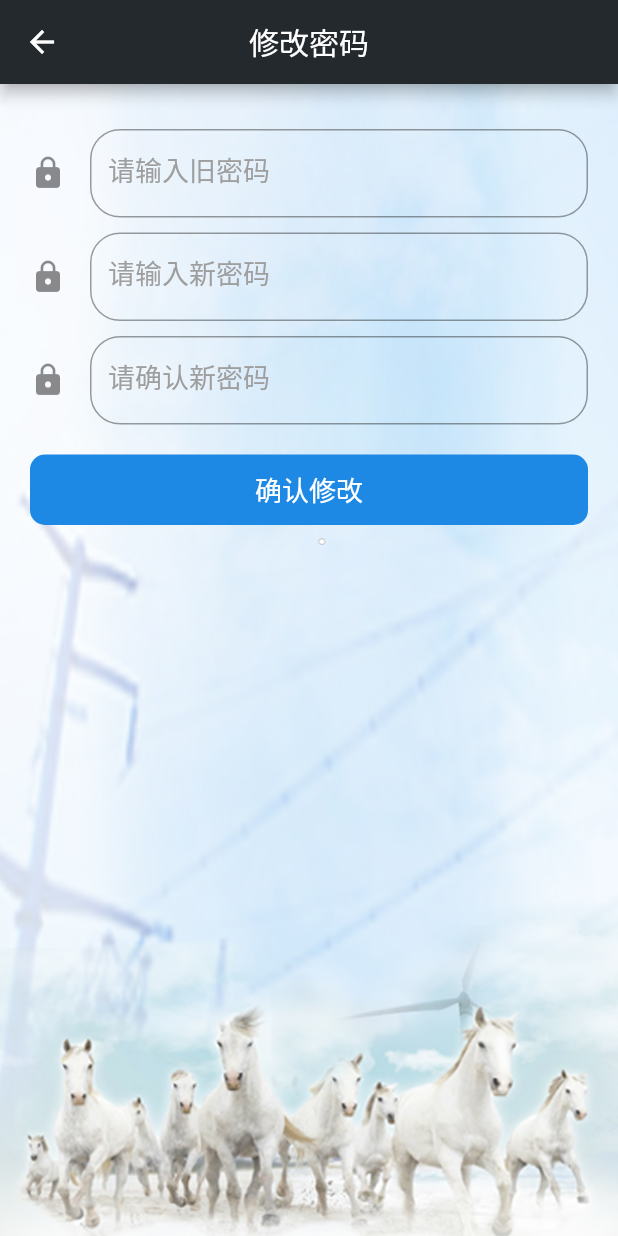
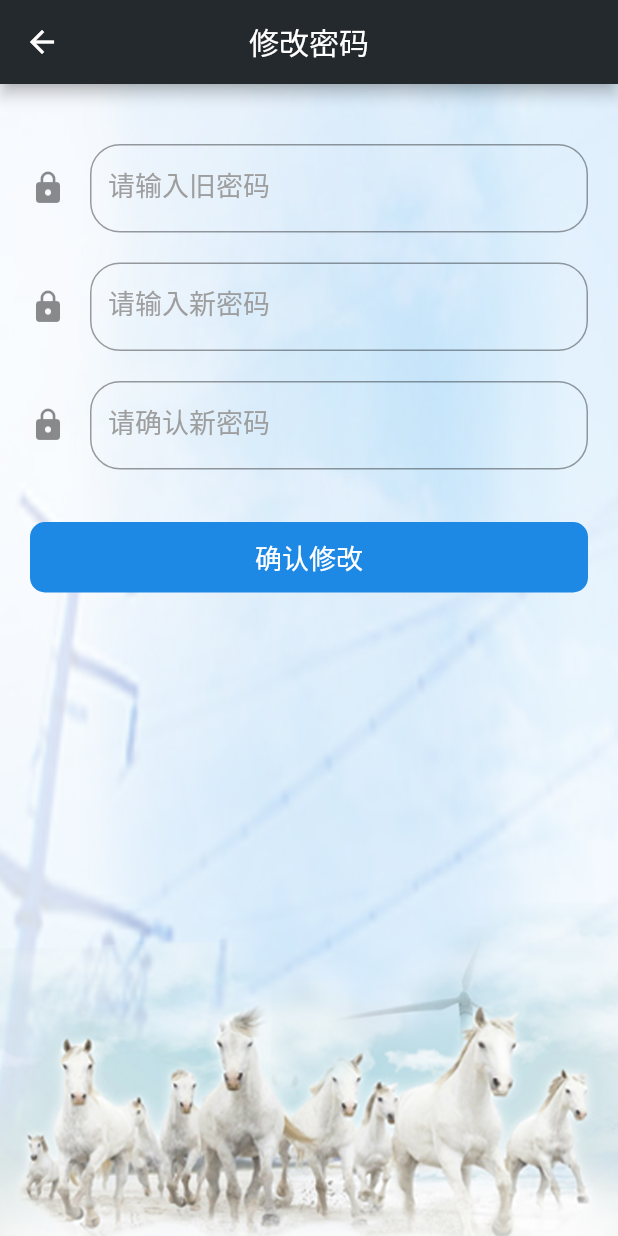
Before and after one commit to bp1907/wanma_huitong, a Flutter app: the UpdatePwd screen opened directly, on a phone screen of 412 x 824 dp. Run offline on Flutter 3.47's test engine with Material 2 defaults, Android fonts, the phone set to English and light mode, and no system bars; our stand-ins replace connectivity, dio, event_bus, flutter_redux, flutter_spinkit, flutter_swiper and 5 more; accounts and stored records are empty.

Commit message:
界面优化

```diff
--- a/lib/page/common/update_pwd.dart
+++ b/lib/page/common/update_pwd.dart
@@ -18,7 +18,8 @@ class _UpdatePwdState extends State<UpdatePwd> {
   Widget build(BuildContext context) {
     return Scaffold(
       appBar: AppBar(title: Text('修改密码',),centerTitle: true,),
-      body:SingleChildScrollView(
+      body:SafeArea(
+        child: SingleChildScrollView(
         child: Container(
           height:MediaQuery.of(context).size.height-20,
           padding: EdgeInsets.only(left: 20,top: 20,right: 20,bottom: 100),
@@ -38,6 +39,8 @@ class _UpdatePwdState extends State<UpdatePwd> {
           ),
         ),
       ) ,
+      )
+
     );
   }
 
@@ -57,7 +60,7 @@ Widget _sureNewPwd (context, controller){
 Widget _commonTextFieldSet(context,TextEditingController editingController){
 
   return Container(
-    padding: EdgeInsets.only(top: 10),
+    padding: EdgeInsets.only(top: 20),
     child:   TextField(
 
     decoration: InputDecoration(
@@ -110,7 +113,7 @@ Widget _changeBtn (oldPwd,newPwd,surePwd){
         },
       child: Container(
         padding: EdgeInsets.all(10.0),
-        margin: EdgeInsets.only(top: 20),
+        margin: EdgeInsets.only(top: 35),
         alignment: Alignment.center,
         decoration: BoxDecoration(
           color: Colors.blue[600],
```
